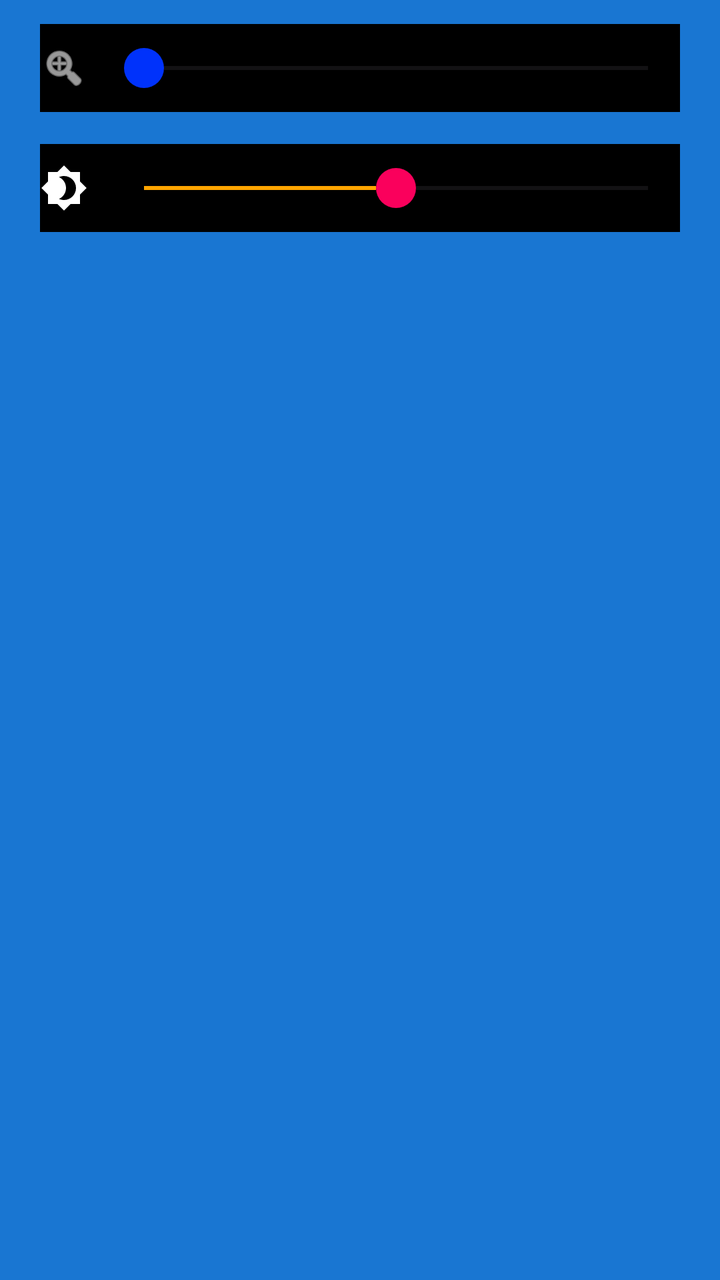
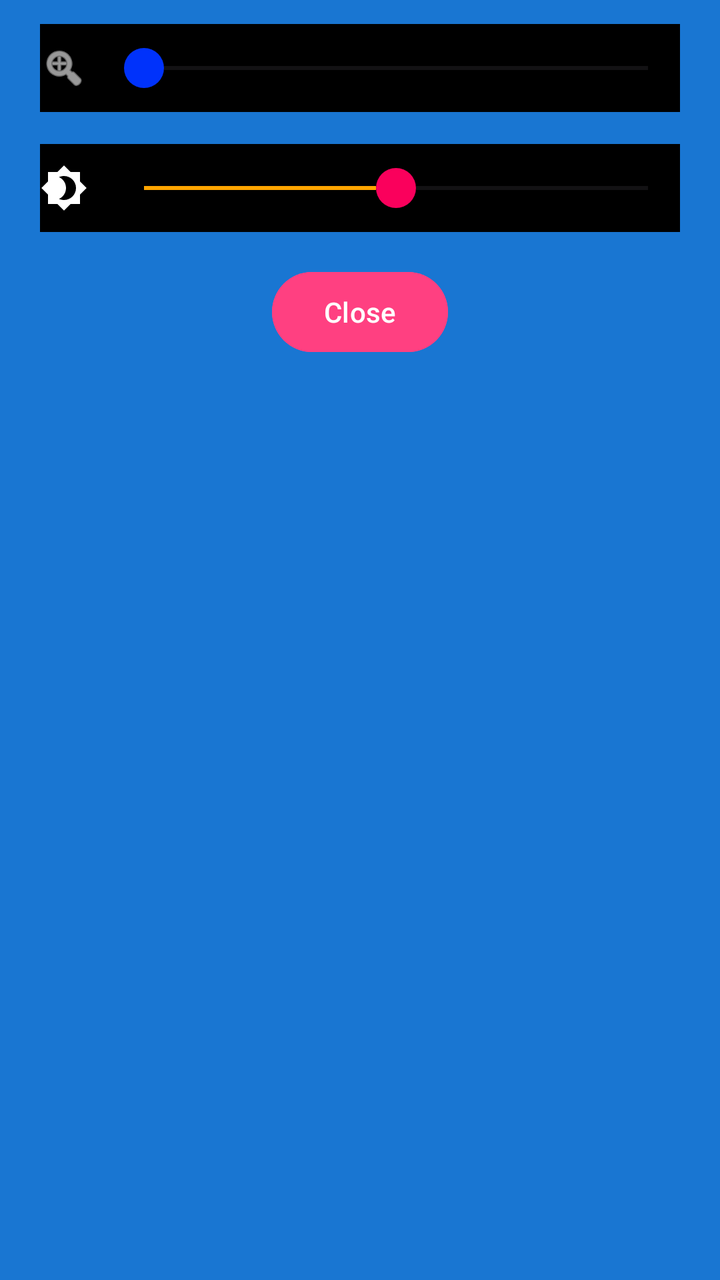

The first picture is an Android layout as it rendered before a commit; the second is the same layout after the commit. The layout source and the unified diff follow.
<!-- AndroidManifest.xml: application theme Theme.Cameraxapp -->
<!-- res/layout/bottom_sheet_controls.xml -->
<?xml version="1.0" encoding="utf-8"?>
<androidx.coordinatorlayout.widget.CoordinatorLayout xmlns:android="http://schemas.android.com/apk/res/android"
    xmlns:app="http://schemas.android.com/apk/res-auto"
    android:layout_width="match_parent"
    android:layout_height="match_parent"
    android:background="@color/primary">
    <LinearLayout
        android:id="@+id/controlPanel"
        android:layout_width="match_parent"
        android:layout_height="wrap_content"

        android:layout_marginStart="8dp"

        android:layout_marginEnd="8dp"
        android:layout_marginBottom="8dp"
        android:background="@color/primary"
        android:orientation="vertical"
        android:padding="12dp"
        app:layout_constraintBottom_toTopOf="@+id/buttonsLayout"
        app:layout_constraintEnd_toEndOf="parent"
        app:layout_constraintStart_toStartOf="parent">

        
        <LinearLayout
            android:id="@+id/zoomControlLayout"
            android:layout_width="match_parent"
            android:layout_height="wrap_content"
            android:layout_marginBottom="16dp"
            android:background="@color/black"
            android:gravity="center_vertical"
            android:orientation="horizontal">

            <ImageView
                android:id="@+id/zoomIcon"
                android:layout_width="24dp"
                android:layout_height="24dp"
                android:layout_marginEnd="12dp"
                android:contentDescription="@string/zoom"
                android:src="@android:drawable/ic_menu_zoom"
                app:tint="@android:color/white" />

            <SeekBar
                android:id="@+id/zoomSeekBar"
                android:layout_width="0dp"
                android:layout_height="wrap_content"
                android:layout_weight="1"
                android:minHeight="28dp"
                android:paddingTop="8dp"
                android:paddingBottom="8dp"

                android:thumb="@drawable/custom_thumb" />

        </LinearLayout>

        
        <LinearLayout
            android:id="@+id/exposureControlLayout"
            android:layout_width="match_parent"
            android:layout_height="wrap_content"
            android:gravity="center_vertical"
            android:background="@color/black"
            android:layout_marginBottom="16dp"
            android:orientation="horizontal">

            <ImageView
                android:id="@+id/exposureIcon"
                android:layout_width="24dp"
                android:layout_height="24dp"
                android:layout_marginEnd="12dp"
                android:contentDescription="@string/exposure"
                app:srcCompat="@drawable/brightness"
                app:tint="@android:color/white" />

            <SeekBar
                android:id="@+id/exposureSeekBar"
                android:layout_width="0dp"
                android:layout_height="wrap_content"
                android:layout_weight="1"
                android:minHeight="28dp"
                android:paddingTop="8dp"
                android:paddingBottom="8dp"
                android:progress="50"
                android:thumb="@drawable/custom_thumb_exposer" />
        </LinearLayout>
        <LinearLayout
            android:id="@+id/thresholdSeekBarLayout"
            android:layout_width="match_parent"
            android:layout_height="wrap_content"
            android:gravity="center_vertical"
            android:background="@color/black"
            android:visibility="gone"

            android:orientation="horizontal">

            <ImageView
                android:id="@+id/thresholdSeekBarImage"
                android:layout_width="24dp"
                android:layout_height="24dp"
                android:layout_marginEnd="12dp"
                android:contentDescription="@string/exposure"
                app:srcCompat="@drawable/ic_model_select"
                app:tint="@android:color/white" />

            <SeekBar
                android:id="@+id/thresholdSeekBar"
                android:layout_width="0dp"
                android:layout_height="wrap_content"
                android:layout_weight="1"
                android:minHeight="28dp"
                android:paddingTop="8dp"
                android:paddingBottom="8dp"
                android:progress="50"
                android:thumb="@drawable/custom_thumb_exposer" />
        </LinearLayout>
    </LinearLayout>



</androidx.coordinatorlayout.widget.CoordinatorLayout>
<!-- resources referenced by this layout -->
<resources>
  <color name="black">#FF000000</color>
  <color name="primary">#1976D2</color>
  <!-- drawable brightness (drawable) -->
  <vector xmlns:android="http://schemas.android.com/apk/res/android" android:height="24dp" android:tint="#000000" android:viewportHeight="24" android:viewportWidth="24" android:width="24dp">
        
      <path android:fillColor="@android:color/white" android:pathData="M20,8.69V4h-4.69L12,0.69 8.69,4H4v4.69L0.69,12 4,15.31V20h4.69L12,23.31 15.31,20H20v-4.69L23.31,12 20,8.69zM12,18c-0.89,0 -1.74,-0.2 -2.5,-0.55C11.56,16.5 13,14.42 13,12s-1.44,-4.5 -3.5,-5.45C10.26,6.2 11.11,6 12,6c3.31,0 6,2.69 6,6s-2.69,6 -6,6z"/>
      
  </vector>
  <!-- drawable custom_thumb (drawable) -->
  <?xml version="1.0" encoding="utf-8"?>
  <layer-list xmlns:android="http://schemas.android.com/apk/res/android">
      <item android:width="20dp" android:height="20dp">
          <shape android:shape="oval">
              <solid android:color="#FB0033FF"/> 
          </shape>
      </item>
  </layer-list>
  <!-- drawable custom_thumb_exposer (drawable) -->
  <?xml version="1.0" encoding="utf-8"?>
  <layer-list xmlns:android="http://schemas.android.com/apk/res/android">
      <item android:width="20dp" android:height="20dp">
          <shape android:shape="oval">
              <solid android:color="#FAFF005E"/> 
          </shape>
      </item>
  </layer-list>
  <!-- drawable ic_model_select (drawable) -->
  <vector xmlns:android="http://schemas.android.com/apk/res/android"
      android:width="24dp"
      android:height="24dp"
      android:viewportWidth="24"
      android:viewportHeight="24">
      <path
          android:fillColor="#FFFFFF"
          android:pathData="M12,3L1,9L5,11.18V17.18L12,21L19,17.18V11.18L21,10.09V17H23V9L12,3M18.82,9L12,12.72L5.18,9L12,5.28L18.82,9M17,16L12,19L7,16V12.27L12,15L17,12.27V16Z"/>
  </vector>
  <string name="exposure">Exposure:</string>
  <string name="zoom">Zoom:</string>
  <style name="Theme.Cameraxapp" parent="Base.Theme.Cameraxapp" />
  <style name="Base.Theme.Cameraxapp" parent="Theme.Material3.DayNight.NoActionBar">
          <item name="colorPrimary">@color/md_theme_primary</item>
          <item name="colorOnPrimary">@color/md_theme_onPrimary</item>
          <item name="colorPrimaryContainer">@color/md_theme_primaryContainer</item>
          <item name="colorOnPrimaryContainer">@color/md_theme_onPrimaryContainer</item>
          <item name="colorSecondary">@color/md_theme_secondary</item>
          <item name="colorOnSecondary">@color/md_theme_onSecondary</item>
          <item name="colorSecondaryContainer">@color/md_theme_secondaryContainer</item>
          <item name="colorOnSecondaryContainer">@color/md_theme_onSecondaryContainer</item>
          <item name="colorAccent">@color/md_theme_accent</item>
          <item name="colorSurface">@color/md_theme_surface</item>
          <item name="colorOnSurface">@color/md_theme_onSurface</item>
          <item name="colorOutline">@color/md_theme_outline</item>
      </style>
  <color name="md_theme_primary">#FF0000</color>
  <color name="md_theme_onPrimary">#FFFFFF</color>
  <color name="md_theme_primaryContainer">#FFC0CB</color>
  <color name="md_theme_onPrimaryContainer">#000000</color>
  <color name="md_theme_secondary">#008000</color>
  <color name="md_theme_onSecondary">#FFFFFF</color>
  <color name="md_theme_secondaryContainer">#C8E6C9</color>
  <color name="md_theme_onSecondaryContainer">#000000</color>
  <color name="md_theme_accent">#FFA500</color>
  <color name="md_theme_surface">#FFFFFF</color>
  <color name="md_theme_onSurface">#000000</color>
  <color name="md_theme_outline">#757575</color>
</resources>

<!-- the commit's change to res/layout/bottom_sheet_controls.xml (unified diff, before → after) -->
@@ -1,16 +1,16 @@
 <?xml version="1.0" encoding="utf-8"?>
 <androidx.coordinatorlayout.widget.CoordinatorLayout xmlns:android="http://schemas.android.com/apk/res/android"
     xmlns:app="http://schemas.android.com/apk/res-auto"
+    xmlns:tools="http://schemas.android.com/tools"
     android:layout_width="match_parent"
     android:layout_height="match_parent"
     android:background="@color/primary">
+
     <LinearLayout
         android:id="@+id/controlPanel"
         android:layout_width="match_parent"
         android:layout_height="wrap_content"
-
         android:layout_marginStart="8dp"
-
         android:layout_marginEnd="8dp"
         android:layout_marginBottom="8dp"
         android:background="@color/primary"
@@ -47,7 +47,6 @@
                 android:minHeight="28dp"
                 android:paddingTop="8dp"
                 android:paddingBottom="8dp"
-
                 android:thumb="@drawable/custom_thumb" />
 
         </LinearLayout>
@@ -82,14 +81,16 @@
                 android:progress="50"
                 android:thumb="@drawable/custom_thumb_exposer" />
         </LinearLayout>
+
+        
         <LinearLayout
             android:id="@+id/thresholdSeekBarLayout"
             android:layout_width="match_parent"
             android:layout_height="wrap_content"
             android:gravity="center_vertical"
             android:background="@color/black"
+            android:layout_marginBottom="16dp"
             android:visibility="gone"
-
             android:orientation="horizontal">
 
             <ImageView
@@ -112,8 +113,19 @@
                 android:progress="50"
                 android:thumb="@drawable/custom_thumb_exposer" />
         </LinearLayout>
+
+
+        
+        <Button
+            android:id="@+id/closeButton"
+            android:layout_width="wrap_content"
+            android:layout_height="wrap_content"
+            android:backgroundTint="@color/accent"
+            android:layout_gravity="center"
+            android:text="@string/close"
+            android:textColor="@android:color/white"/>
+
+
     </LinearLayout>
 
-
-
 </androidx.coordinatorlayout.widget.CoordinatorLayout>
<!-- resource entries referenced after the edit -->
@@ -1,5 +1,6 @@
 <!-- resources referenced by this layout -->
 <resources>
+  <color name="accent">#FF4081</color>
   <color name="black">#FF000000</color>
   <color name="primary">#1976D2</color>
   <!-- drawable brightness (drawable) -->
@@ -36,6 +37,7 @@
           android:fillColor="#FFFFFF"
           android:pathData="M12,3L1,9L5,11.18V17.18L12,21L19,17.18V11.18L21,10.09V17H23V9L12,3M18.82,9L12,12.72L5.18,9L12,5.28L18.82,9M17,16L12,19L7,16V12.27L12,15L17,12.27V16Z"/>
   </vector>
+  <string name="close">Close</string>
   <string name="exposure">Exposure:</string>
   <string name="zoom">Zoom:</string>
   <style name="Theme.Cameraxapp" parent="Base.Theme.Cameraxapp" />
